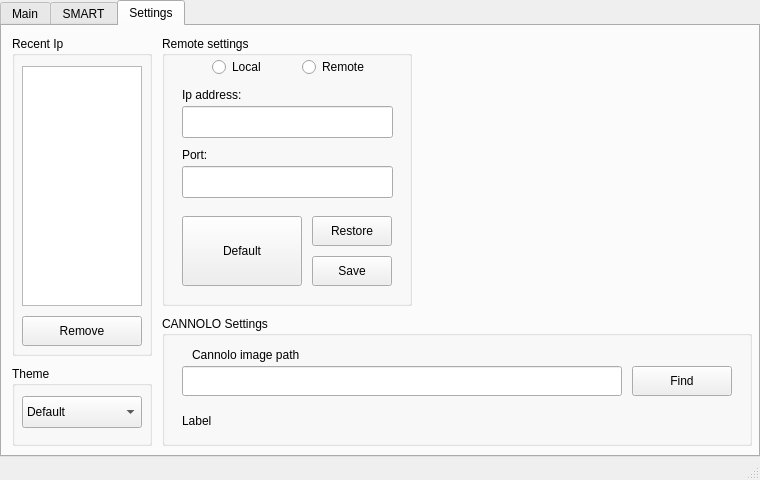
Qt form assets/qt/interface.ui (WEEE-Open/pesto) before a commit.
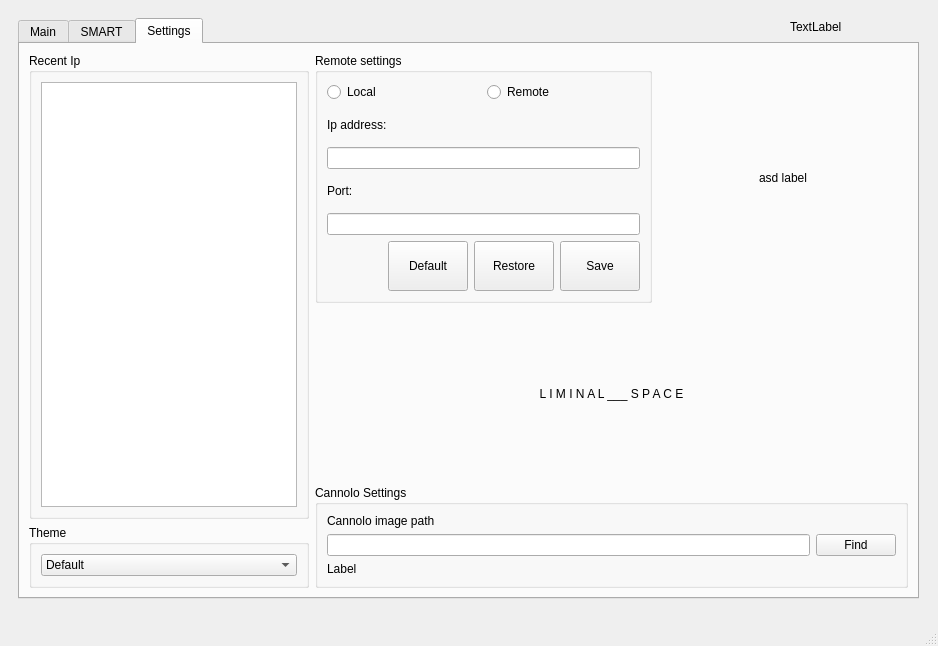
The same form after that commit. The open tabs and pages were chosen to show the change.

Commit message: Modified ui structure to allow window resizing

```diff
--- a/assets/qt/interface.ui
+++ b/assets/qt/interface.ui
@@ -6,26 +6,20 @@
    <rect>
     <x>0</x>
     <y>0</y>
-    <width>760</width>
-    <height>480</height>
+    <width>938</width>
+    <height>646</height>
    </rect>
   </property>
   <property name="sizePolicy">
-   <sizepolicy hsizetype="Fixed" vsizetype="Fixed">
+   <sizepolicy hsizetype="Expanding" vsizetype="Minimum">
     <horstretch>0</horstretch>
     <verstretch>0</verstretch>
    </sizepolicy>
   </property>
   <property name="minimumSize">
    <size>
-    <width>760</width>
-    <height>480</height>
-   </size>
-  </property>
-  <property name="maximumSize">
-   <size>
-    <width>760</width>
-    <height>480</height>
+    <width>864</width>
+    <height>581</height>
    </size>
   </property>
   <property name="windowTitle">
@@ -41,15 +35,24 @@
    <enum>QTabWidget::Rounded</enum>
   </property>
   <widget class="QWidget" name="centralwidget">
+   <layout class="QGridLayout" name="gridLayout">
+    <item row="0" column="0">
+     <widget class="QWidget" name="widget" native="true">
    <widget class="QTabWidget" name="globalTab">
     <property name="geometry">
      <rect>
-      <x>0</x>
-      <y>0</y>
-      <width>760</width>
-      <height>457</height>
-     </rect>
-    </property>
+         <x>9</x>
+         <y>9</y>
+         <width>901</width>
+         <height>581</height>
+        </rect>
+       </property>
+       <property name="minimumSize">
+        <size>
+         <width>742</width>
+         <height>440</height>
+        </size>
+       </property>
     <property name="styleSheet">
      <string notr="true"/>
     </property>
@@ -383,235 +386,418 @@
      <attribute name="title">
       <string>Settings</string>
      </attribute>
-     <widget class="QGroupBox" name="groupBox_2">
-      <property name="geometry">
-       <rect>
-        <x>160</x>
-        <y>10</y>
-        <width>250</width>
-        <height>270</height>
-       </rect>
+        <layout class="QHBoxLayout" name="horizontalLayout_10">
+         <item>
+          <layout class="QHBoxLayout" name="settings_layout">
+           <item>
+            <layout class="QVBoxLayout" name="settings_col_1">
+             <item>
+              <layout class="QVBoxLayout" name="row1">
+               <property name="sizeConstraint">
+                <enum>QLayout::SetMaximumSize</enum>
+               </property>
+               <item>
+                <widget class="QGroupBox" name="recent_ip_box">
+                 <property name="title">
+                  <string>Recent Ip</string>
+                 </property>
+                 <layout class="QVBoxLayout" name="verticalLayout_4">
+                  <property name="topMargin">
+                   <number>9</number>
+                  </property>
+                  <item>
+                   <widget class="QListWidget" name="ipList">
+                    <property name="sizePolicy">
+                     <sizepolicy hsizetype="Fixed" vsizetype="Expanding">
+                      <horstretch>0</horstretch>
+                      <verstretch>0</verstretch>
+                     </sizepolicy>
+                    </property>
+                    <property name="spacing">
+                     <number>5</number>
+                    </property>
+                   </widget>
+                  </item>
+                 </layout>
+                </widget>
+               </item>
+              </layout>
+             </item>
+             <item>
+              <layout class="QVBoxLayout" name="row2">
+               <item>
+                <widget class="QGroupBox" name="groupBox_4">
+                 <property name="title">
+                  <string>Theme</string>
+                 </property>
+                 <layout class="QVBoxLayout" name="verticalLayout_3">
+                  <property name="topMargin">
+                   <number>9</number>
+                  </property>
+                  <item>
+                   <widget class="QComboBox" name="themeSelector">
+                    <item>
+                     <property name="text">
+                      <string>Default</string>
+                     </property>
+                    </item>
+                    <item>
+                     <property name="text">
+                      <string>Dark</string>
+                     </property>
+                    </item>
+                    <item>
+                     <property name="text">
+                      <string>Vaporwave</string>
+                     </property>
+                    </item>
+                    <item>
+                     <property name="text">
+                      <string>Asd</string>
+                     </property>
+                    </item>
+                    <item>
+                     <property name="text">
+                      <string>WeeeOpen</string>
+                     </property>
+                    </item>
+                   </widget>
+                  </item>
+                 </layout>
+                </widget>
+               </item>
+              </layout>
+             </item>
+            </layout>
+           </item>
+           <item>
+            <layout class="QVBoxLayout" name="settings_col_2">
+             <item>
+              <layout class="QHBoxLayout" name="horizontalLayout_4">
+               <property name="sizeConstraint">
+                <enum>QLayout::SetMinimumSize</enum>
+               </property>
+               <item>
+                <layout class="QVBoxLayout" name="verticalLayout_7">
+                 <item>
+                  <widget class="QGroupBox" name="groupBox">
+                   <property name="minimumSize">
+                    <size>
+                     <width>0</width>
+                     <height>0</height>
+                    </size>
+                   </property>
+                   <property name="maximumSize">
+                    <size>
+                     <width>16777215</width>
+                     <height>362</height>
+                    </size>
       </property>
       <property name="title">
        <string>Remote settings</string>
       </property>
+                   <layout class="QVBoxLayout" name="verticalLayout_8">
+                    <item>
+                     <layout class="QHBoxLayout" name="horizontalLayout_7">
+                      <property name="sizeConstraint">
+                       <enum>QLayout::SetFixedSize</enum>
+                      </property>
+                      <item>
+                       <widget class="QRadioButton" name="localRadioBtn">
+                        <property name="minimumSize">
+                         <size>
+                          <width>0</width>
+                          <height>0</height>
+                         </size>
+                        </property>
+                        <property name="text">
+                         <string>Local</string>
+                        </property>
+                       </widget>
+                      </item>
+                      <item>
+                       <widget class="QRadioButton" name="remoteRadioBtn">
+                        <property name="minimumSize">
+                         <size>
+                          <width>0</width>
+                          <height>0</height>
+                         </size>
+                        </property>
+                        <property name="text">
+                         <string>Remote</string>
+                        </property>
+                       </widget>
+                      </item>
+                     </layout>
+                    </item>
+                    <item>
       <widget class="QLabel" name="label">
-       <property name="geometry">
-        <rect>
-         <x>20</x>
-         <y>50</y>
-         <width>81</width>
-         <height>18</height>
-        </rect>
+                      <property name="minimumSize">
+                       <size>
+                        <width>0</width>
+                        <height>0</height>
+                       </size>
        </property>
        <property name="text">
         <string>Ip address:</string>
        </property>
       </widget>
+                    </item>
+                    <item>
       <widget class="QLineEdit" name="remoteIp">
-       <property name="geometry">
-        <rect>
-         <x>20</x>
-         <y>70</y>
-         <width>211</width>
-         <height>32</height>
-        </rect>
-       </property>
-      </widget>
+                      <property name="minimumSize">
+                       <size>
+                        <width>0</width>
+                        <height>0</height>
+                       </size>
+                      </property>
+                     </widget>
+                    </item>
+                    <item>
       <widget class="QLabel" name="label_2">
-       <property name="geometry">
-        <rect>
-         <x>20</x>
-         <y>110</y>
-         <width>81</width>
-         <height>18</height>
-        </rect>
+                      <property name="minimumSize">
+                       <size>
+                        <width>0</width>
+                        <height>0</height>
+                       </size>
        </property>
        <property name="text">
         <string>Port:</string>
        </property>
       </widget>
+                    </item>
+                    <item>
       <widget class="QLineEdit" name="remotePort">
-       <property name="geometry">
-        <rect>
-         <x>20</x>
-         <y>130</y>
-         <width>211</width>
-         <height>32</height>
-        </rect>
-       </property>
-      </widget>
-      <widget class="QRadioButton" name="localRadioBtn">
-       <property name="geometry">
-        <rect>
-         <x>50</x>
-         <y>20</y>
-         <width>70</width>
-         <height>22</height>
-        </rect>
-       </property>
-       <property name="text">
-        <string>Local</string>
-       </property>
-      </widget>
-      <widget class="QRadioButton" name="remoteRadioBtn">
-       <property name="geometry">
-        <rect>
-         <x>140</x>
-         <y>20</y>
-         <width>80</width>
-         <height>22</height>
-        </rect>
-       </property>
+                      <property name="minimumSize">
+                       <size>
+                        <width>0</width>
+                        <height>0</height>
+                       </size>
+                      </property>
+                     </widget>
+                    </item>
+                    <item>
+                     <layout class="QHBoxLayout" name="horizontalLayout">
+                      <item>
+                       <spacer name="horizontalSpacer_2">
+                        <property name="orientation">
+                         <enum>Qt::Horizontal</enum>
+                        </property>
+                        <property name="sizeType">
+                         <enum>QSizePolicy::MinimumExpanding</enum>
+                        </property>
+                        <property name="sizeHint" stdset="0">
+                         <size>
+                          <width>0</width>
+                          <height>20</height>
+                         </size>
+                        </property>
+                       </spacer>
+                      </item>
+                      <item>
+                       <layout class="QHBoxLayout" name="horizontalLayout_8">
+                        <item>
+                         <widget class="QPushButton" name="defaultButton">
+                          <property name="sizePolicy">
+                           <sizepolicy hsizetype="Expanding" vsizetype="Maximum">
+                            <horstretch>0</horstretch>
+                            <verstretch>0</verstretch>
+                           </sizepolicy>
+                          </property>
+                          <property name="minimumSize">
+                           <size>
+                            <width>50</width>
+                            <height>50</height>
+                           </size>
+                          </property>
+                          <property name="maximumSize">
+                           <size>
+                            <width>100</width>
+                            <height>16777215</height>
+                           </size>
+                          </property>
        <property name="text">
-        <string>Remote</string>
-       </property>
-      </widget>
+                           <string>Default</string>
+                          </property>
+                         </widget>
+                        </item>
+                        <item>
       <widget class="QPushButton" name="restoreButton">
-       <property name="geometry">
-        <rect>
-         <x>150</x>
-         <y>180</y>
-         <width>80</width>
-         <height>30</height>
-        </rect>
+                          <property name="sizePolicy">
+                           <sizepolicy hsizetype="Maximum" vsizetype="Fixed">
+                            <horstretch>0</horstretch>
+                            <verstretch>0</verstretch>
+                           </sizepolicy>
+                          </property>
+                          <property name="minimumSize">
+                           <size>
+                            <width>50</width>
+                            <height>50</height>
+                           </size>
+                          </property>
+                          <property name="maximumSize">
+                           <size>
+                            <width>100</width>
+                            <height>16777215</height>
+                           </size>
+                          </property>
+                          <property name="acceptDrops">
+                           <bool>false</bool>
+                          </property>
+                          <property name="layoutDirection">
+                           <enum>Qt::LeftToRight</enum>
+                          </property>
+                          <property name="autoFillBackground">
+                           <bool>false</bool>
        </property>
        <property name="text">
         <string>Restore</string>
        </property>
-      </widget>
+                          <property name="checkable">
+                           <bool>false</bool>
+                          </property>
+                          <property name="checked">
+                           <bool>false</bool>
+                          </property>
+                          <property name="autoDefault">
+                           <bool>false</bool>
+                          </property>
+                          <property name="default">
+                           <bool>false</bool>
+                          </property>
+                          <property name="flat">
+                           <bool>false</bool>
+                          </property>
+                         </widget>
+                        </item>
+                        <item>
       <widget class="QPushButton" name="saveButton">
-       <property name="geometry">
-        <rect>
-         <x>150</x>
-         <y>220</y>
-         <width>80</width>
-         <height>30</height>
-        </rect>
+                          <property name="sizePolicy">
+                           <sizepolicy hsizetype="Expanding" vsizetype="Fixed">
+                            <horstretch>0</horstretch>
+                            <verstretch>0</verstretch>
+                           </sizepolicy>
+                          </property>
+                          <property name="minimumSize">
+                           <size>
+                            <width>50</width>
+                            <height>50</height>
+                           </size>
+                          </property>
+                          <property name="maximumSize">
+                           <size>
+                            <width>125</width>
+                            <height>16777215</height>
+                           </size>
        </property>
        <property name="text">
         <string>Save</string>
        </property>
       </widget>
-      <widget class="QPushButton" name="defaultButton">
-       <property name="geometry">
-        <rect>
-         <x>20</x>
-         <y>180</y>
-         <width>120</width>
-         <height>70</height>
-        </rect>
-       </property>
+                        </item>
+                       </layout>
+                      </item>
+                     </layout>
+                    </item>
+                   </layout>
+                  </widget>
+                 </item>
+                </layout>
+               </item>
+               <item>
+                <widget class="QLabel" name="asdLabel">
+                 <property name="sizePolicy">
+                  <sizepolicy hsizetype="Minimum" vsizetype="Minimum">
+                   <horstretch>0</horstretch>
+                   <verstretch>0</verstretch>
+                  </sizepolicy>
+                 </property>
+                 <property name="minimumSize">
+                  <size>
+                   <width>250</width>
+                   <height>250</height>
+                  </size>
+                 </property>
        <property name="text">
-        <string>Default</string>
-       </property>
-      </widget>
-     </widget>
-     <widget class="QGroupBox" name="ipBox">
-      <property name="geometry">
-       <rect>
-        <x>10</x>
-        <y>10</y>
-        <width>140</width>
-        <height>320</height>
-       </rect>
-      </property>
-      <property name="title">
-       <string>Recent Ip</string>
-      </property>
-      <widget class="QListWidget" name="ipList">
-       <property name="geometry">
-        <rect>
-         <x>10</x>
-         <y>30</y>
-         <width>120</width>
-         <height>240</height>
-        </rect>
-       </property>
-      </widget>
-      <widget class="QPushButton" name="removeButton">
-       <property name="geometry">
-        <rect>
-         <x>10</x>
-         <y>280</y>
-         <width>120</width>
-         <height>30</height>
-        </rect>
-       </property>
+                  <string>asd label</string>
+                 </property>
+                 <property name="alignment">
+                  <set>Qt::AlignCenter</set>
+                 </property>
+                </widget>
+               </item>
+               <item>
+                <layout class="QVBoxLayout" name="asd_layout"/>
+               </item>
+              </layout>
+             </item>
+             <item>
+              <spacer name="verticalSpacer">
+               <property name="orientation">
+                <enum>Qt::Vertical</enum>
+               </property>
+               <property name="sizeHint" stdset="0">
+                <size>
+                 <width>20</width>
+                 <height>40</height>
+                </size>
+               </property>
+              </spacer>
+             </item>
+             <item>
+              <widget class="QLabel" name="label_4">
+               <property name="locale">
+                <locale language="Italian" country="Italy"/>
+               </property>
        <property name="text">
-        <string>Remove</string>
-       </property>
-      </widget>
-     </widget>
-     <widget class="QGroupBox" name="groupBox_4">
-      <property name="geometry">
-       <rect>
-        <x>10</x>
-        <y>340</y>
-        <width>140</width>
-        <height>80</height>
-       </rect>
-      </property>
-      <property name="title">
-       <string>Theme</string>
-      </property>
-      <widget class="QComboBox" name="themeSelector">
-       <property name="geometry">
-        <rect>
-         <x>10</x>
-         <y>30</y>
-         <width>120</width>
-         <height>32</height>
-        </rect>
-       </property>
-       <item>
-        <property name="text">
-         <string>Default</string>
-        </property>
+                <string>L I M I N A L ___  S P A C E</string>
+               </property>
+               <property name="textFormat">
+                <enum>Qt::RichText</enum>
+               </property>
+               <property name="alignment">
+                <set>Qt::AlignCenter</set>
+               </property>
+               <property name="indent">
+                <number>-1</number>
+               </property>
+              </widget>
        </item>
        <item>
-        <property name="text">
-         <string>Dark</string>
-        </property>
-       </item>
-       <item>
-        <property name="text">
-         <string>Vaporwave</string>
-        </property>
+              <spacer name="verticalSpacer_2">
+               <property name="orientation">
+                <enum>Qt::Vertical</enum>
+               </property>
+               <property name="sizeHint" stdset="0">
+                <size>
+                 <width>20</width>
+                 <height>40</height>
+                </size>
+               </property>
+              </spacer>
        </item>
        <item>
-        <property name="text">
-         <string>Asd</string>
-        </property>
-       </item>
+              <layout class="QVBoxLayout" name="cannolo_layout">
+               <item>
+                <widget class="QGroupBox" name="groupBox_3">
+                 <property name="title">
+                  <string>Cannolo Settings</string>
+                 </property>
+                 <layout class="QVBoxLayout" name="verticalLayout_6">
        <item>
+                   <widget class="QLabel" name="label_3">
         <property name="text">
-         <string>WeeeOpen</string>
-        </property>
-       </item>
-      </widget>
-     </widget>
-     <widget class="QGroupBox" name="groupBox_5">
-      <property name="geometry">
-       <rect>
-        <x>160</x>
-        <y>290</y>
-        <width>590</width>
-        <height>130</height>
-       </rect>
-      </property>
-      <property name="title">
-       <string>CANNOLO Settings</string>
-      </property>
+                     <string>Cannolo image path</string>
+                    </property>
+                    <property name="alignment">
+                     <set>Qt::AlignBottom|Qt::AlignLeading|Qt::AlignLeft</set>
+                    </property>
+                   </widget>
+                  </item>
+                  <item>
+                   <layout class="QHBoxLayout" name="horizontalLayout_6">
+                    <item>
       <widget class="QLineEdit" name="directoryText">
-       <property name="geometry">
-        <rect>
-         <x>20</x>
-         <y>50</y>
-         <width>440</width>
-         <height>30</height>
-        </rect>
-       </property>
        <property name="readOnly">
         <bool>true</bool>
        </property>
@@ -619,85 +805,59 @@
         <bool>false</bool>
        </property>
       </widget>
+                    </item>
+                    <item>
+                     <widget class="QPushButton" name="findButton">
+                      <property name="text">
+                       <string>Find</string>
+                      </property>
+                     </widget>
+                    </item>
+                   </layout>
+                  </item>
+                  <item>
       <widget class="QLabel" name="cannoloLabel">
-       <property name="geometry">
-        <rect>
-         <x>20</x>
-         <y>90</y>
-         <width>550</width>
-         <height>30</height>
-        </rect>
-       </property>
        <property name="text">
         <string>Label</string>
        </property>
+                    <property name="alignment">
+                     <set>Qt::AlignLeading|Qt::AlignLeft|Qt::AlignTop</set>
+                    </property>
        <property name="wordWrap">
         <bool>true</bool>
        </property>
       </widget>
-      <widget class="QPushButton" name="findButton">
-       <property name="geometry">
-        <rect>
-         <x>470</x>
-         <y>50</y>
-         <width>100</width>
-         <height>30</height>
-        </rect>
-       </property>
-       <property name="text">
-        <string>Find</string>
-       </property>
-      </widget>
-      <widget class="QLabel" name="label_3">
-       <property name="geometry">
-        <rect>
-         <x>30</x>
-         <y>30</y>
-         <width>140</width>
-         <height>18</height>
-        </rect>
-       </property>
-       <property name="text">
-        <string>Cannolo image path</string>
-       </property>
-      </widget>
-     </widget>
-     <widget class="QLabel" name="asdLabel">
-      <property name="geometry">
-       <rect>
-        <x>420</x>
-        <y>20</y>
-        <width>321</width>
-        <height>261</height>
-       </rect>
-      </property>
-      <property name="text">
-       <string/>
-      </property>
-      <property name="alignment">
-       <set>Qt::AlignCenter</set>
-      </property>
-     </widget>
+                  </item>
+                 </layout>
+                </widget>
+               </item>
+              </layout>
+             </item>
+            </layout>
+           </item>
+          </layout>
+         </item>
+        </layout>
     </widget>
    </widget>
    <widget class="QLabel" name="backgroundLabel">
     <property name="geometry">
      <rect>
-      <x>10</x>
-      <y>28</y>
-      <width>671</width>
-      <height>371</height>
+         <x>781</x>
+         <y>9</y>
+         <width>58</width>
+         <height>18</height>
      </rect>
     </property>
     <property name="text">
-     <string/>
-    </property>
-    <property name="alignment">
-     <set>Qt::AlignCenter</set>
+        <string>TextLabel</string>
     </property>
    </widget>
    <zorder>backgroundLabel</zorder>
    <zorder>globalTab</zorder>
+     </widget>
+    </item>
+   </layout>
   </widget>
   <widget class="QStatusBar" name="statusbar"/>
  </widget>
```
Left out of the diff: 30 changed lines with no effect on the pictures. Lines whose indentation alone changed are shown as unchanged. The commit also changes 1 other file.
